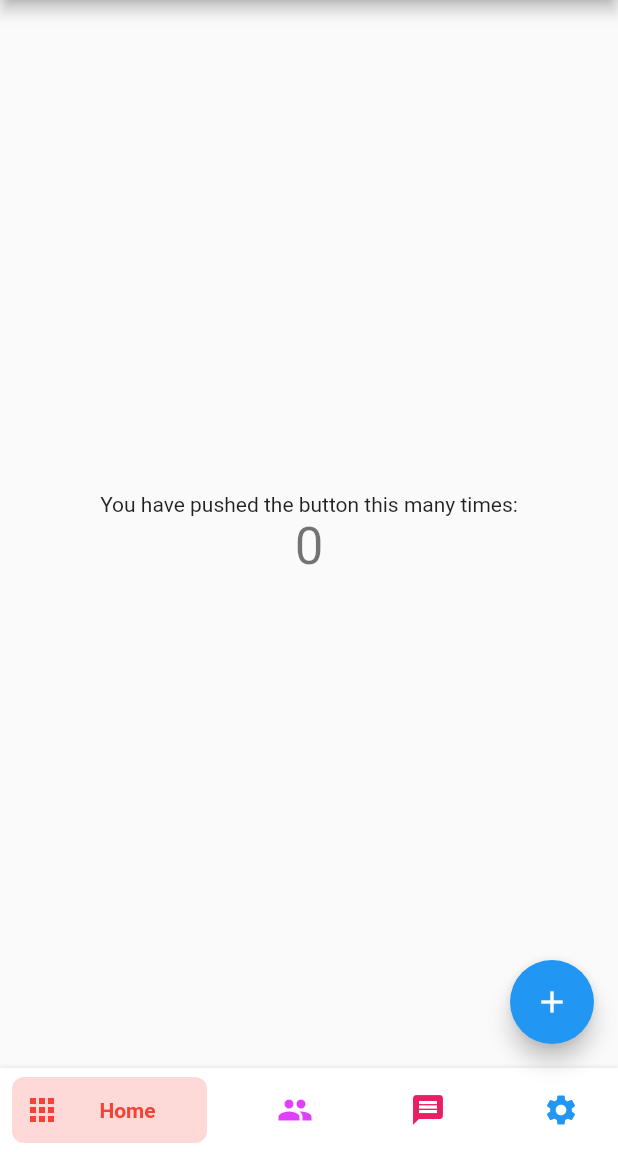
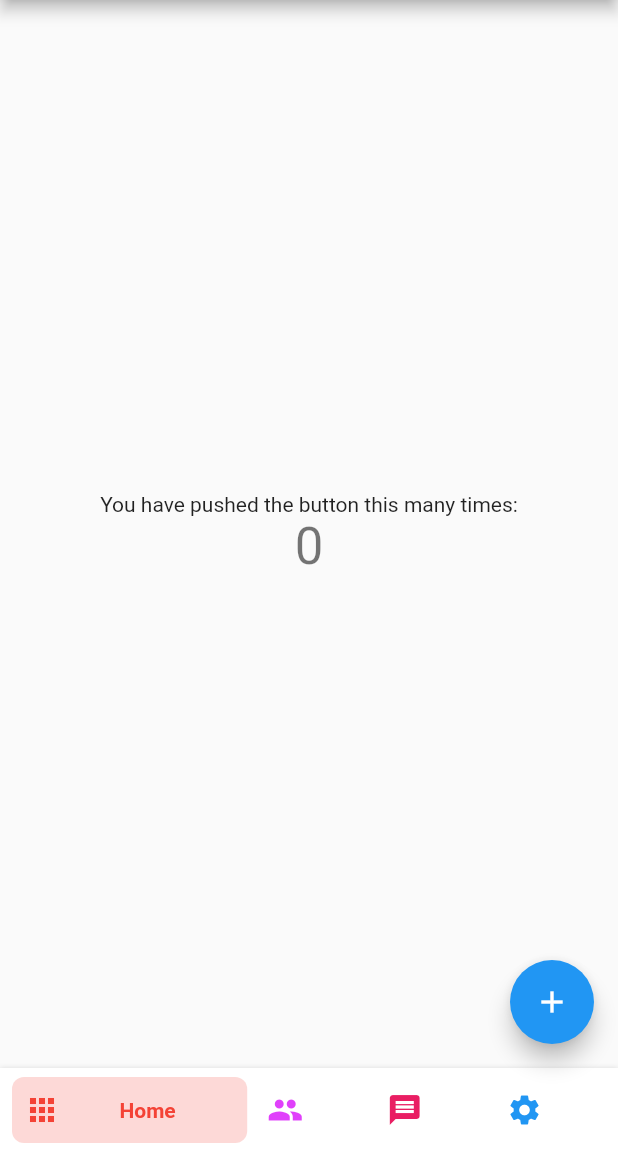
Before and after one commit to pedromassango/bottom_navy_bar, a Flutter app: the screen it shows after launch, on a phone screen of 412 x 824 dp, the part 84-1236 px from its top. Run offline on Flutter 3.47's test engine with Material 2 defaults, Android fonts, the phone set to English and light mode, and no system bars.

Commit message:
change touchable area

```diff
--- a/lib/bottom_navy_bar.dart
+++ b/lib/bottom_navy_bar.dart
@@ -72,6 +72,7 @@ class BottomNavyBar extends StatelessWidget {
                   itemCornerRadius: itemCornerRadius,
                   animationDuration: animationDuration,
                   curve: curve,
+                  itemCount: items.length,
                 ),
               );
             }).toList(),
@@ -90,6 +91,7 @@ class _ItemWidget extends StatelessWidget {
   final double itemCornerRadius;
   final Duration animationDuration;
   final Curve curve;
+  final int itemCount;
 
   const _ItemWidget({
     Key key,
@@ -99,6 +101,7 @@ class _ItemWidget extends StatelessWidget {
     @required this.animationDuration,
     @required this.itemCornerRadius,
     @required this.iconSize,
+    this.itemCount,
     this.curve = Curves.linear,
   })  : assert(isSelected != null),
         assert(item != null),
@@ -111,11 +114,15 @@ class _ItemWidget extends StatelessWidget {
 
   @override
   Widget build(BuildContext context) {
+    final width = MediaQuery.of(context).size.width;
     return Semantics(
       container: true,
       selected: isSelected,
       child: AnimatedContainer(
-        width: isSelected ? 130 : 50,
+        width: isSelected
+            ? (((width / (itemCount + 1)) * 2) - 8)
+            : (((width - ((width / (itemCount + 1)) * 2)) / (itemCount - 1)) -
+                8),
         height: double.maxFinite,
         duration: animationDuration,
         curve: curve,
@@ -128,7 +135,11 @@ class _ItemWidget extends StatelessWidget {
           scrollDirection: Axis.horizontal,
           physics: NeverScrollableScrollPhysics(),
           child: Container(
-            width: isSelected ? 130 : 50,
+            width: isSelected
+                ? (((width / (itemCount + 1)) * 2) - 8)
+                : (((width - ((width / (itemCount + 1)) * 2)) /
+                        (itemCount - 1)) -
+                    8),
             padding: EdgeInsets.symmetric(horizontal: 8),
             child: Row(
               mainAxisSize: MainAxisSize.max,
```
